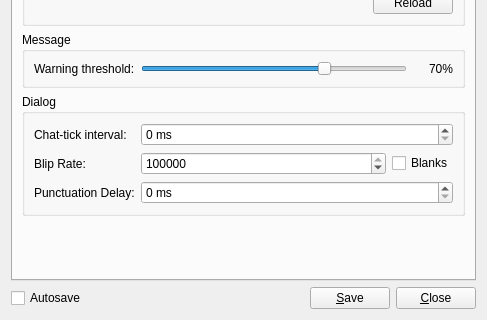
Qt form res/ui/config_panel.ui (lambdcalculus/AO2-Client) before a commit; both pictures show x 0 to 487 and y 238 to 558 of the 487 by 558 pixel window.
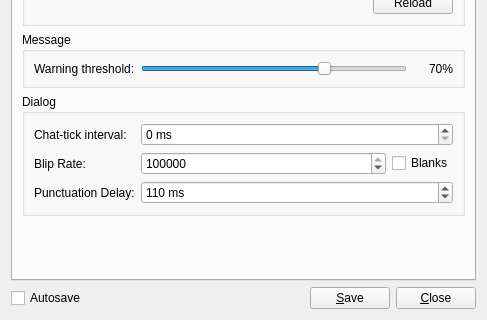
The same form after that commit.

Patch:
```diff
--- a/res/ui/config_panel.ui
+++ b/res/ui/config_panel.ui
@@ -1365,7 +1365,7 @@
              <number>1000</number>
             </property>
             <property name="value">
-             <number>0</number>
+             <number>110</number>
             </property>
            </widget>
           </item>
```
